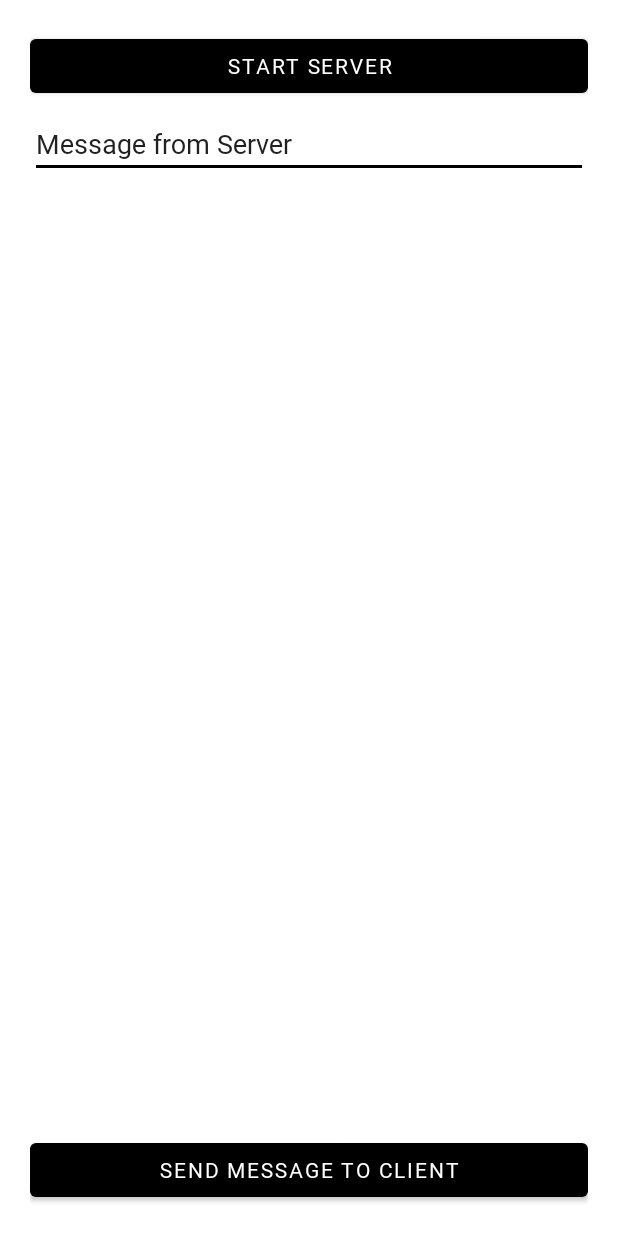
After one commit to PrincipiaCustodes/Aegis, an Android app: the ServerActivity screen opened directly, with no data from a screen before it, on a phone screen of 412 x 824 dp. The commit adds this screen. Run offline under Robolectric (Android 15) with nearby library versions, the phone set to English and light mode, and no system bars.

Commit message:
add simple server

```diff
--- a/Egida/app/build.gradle
+++ b/Egida/app/build.gradle
@@ -45,6 +45,10 @@ dependencies {
     androidTestImplementation 'androidx.test.ext:junit:1.1.3'
     androidTestImplementation 'androidx.test.espresso:espresso-core:3.4.0'
 
+    //  retrofit (server)
+    implementation 'com.squareup.retrofit2:retrofit:2.9.0'
+    implementation 'com.squareup.retrofit2:converter-gson:2.9.0'
+
     // qr-code generation
     implementation 'com.journeyapps:zxing-android-embedded:4.3.0'
 
--- a/Egida/app/src/main/AndroidManifest.xml
+++ b/Egida/app/src/main/AndroidManifest.xml
@@ -1,6 +1,9 @@
 <?xml version="1.0" encoding="utf-8"?>
 <manifest xmlns:android="http://schemas.android.com/apk/res/android"
     package="com.example.egida">
+
+    <uses-permission android:name="android.permission.INTERNET" />
+    <uses-permission android:name="android.permission.ACCESS_NETWORK_STATE" />
 
     <application
         android:allowBackup="true"
@@ -16,7 +19,7 @@
             android:name=".SignUpActivity"
             android:exported="false" />
         <activity
-            android:name=".TestActivity"
+            android:name=".ServerActivity"
             android:exported="false" />
         <activity
             android:name=".SplashScreen"
--- /dev/null
+++ b/Egida/app/src/main/res/layout/activity_server.xml
@@ -0,0 +1,52 @@
+<?xml version="1.0" encoding="utf-8"?>
+<RelativeLayout xmlns:android="http://schemas.android.com/apk/res/android"
+    xmlns:tools="http://schemas.android.com/tools"
+    android:id="@+id/activity_server"
+    android:layout_width="match_parent"
+    android:layout_height="match_parent"
+    android:orientation="vertical"
+    android:padding="20dp"
+    tools:context=".ServerActivity">
+
+    <Button
+        android:id="@+id/start_server"
+        android:layout_width="match_parent"
+        android:layout_height="wrap_content"
+        android:layout_alignParentTop="true"
+        android:onClick="onClick"
+        android:text="Start Server" />
+
+    <EditText
+        android:id="@+id/edMessage"
+        android:layout_width="match_parent"
+        android:layout_height="wrap_content"
+        android:layout_below="@+id/start_server"
+        android:layout_marginTop="5dp"
+        android:layout_marginBottom="5dp"
+        android:text="Message from Server" />
+
+    <ScrollView
+        android:layout_width="match_parent"
+        android:layout_height="wrap_content"
+        android:layout_above="@+id/send_data"
+        android:layout_below="@+id/edMessage">
+
+        <LinearLayout
+            android:id="@+id/msgList"
+            android:layout_width="wrap_content"
+            android:layout_height="wrap_content"
+            android:orientation="vertical">
+
+        </LinearLayout>
+
+    </ScrollView>
+
+    <Button
+        android:id="@+id/send_data"
+        android:layout_width="match_parent"
+        android:layout_height="wrap_content"
+        android:layout_alignParentBottom="true"
+        android:text="Send Message to Client"
+        android:textColor="@android:color/white" />
+
+</RelativeLayout>
```
Also changed, not shown: Egida/app/src/main/java/com/example/egida/MyHandler.java (added, +83 -0 lines), Egida/app/src/main/java/com/example/egida/ServerActivity.java (added, +186 -0 lines), Egida/app/src/main/java/com/example/egida/ShareFragment.java (+68 -2 lines), Egida/app/src/main/java/com/example/egida/TestActivity.java (deleted, +0 -14 lines), Egida/app/src/main/res/layout/activity_test.xml (deleted, +0 -9 lines), Egida/app/src/main/res/layout/fragment_share.xml (+10 -0 lines).
